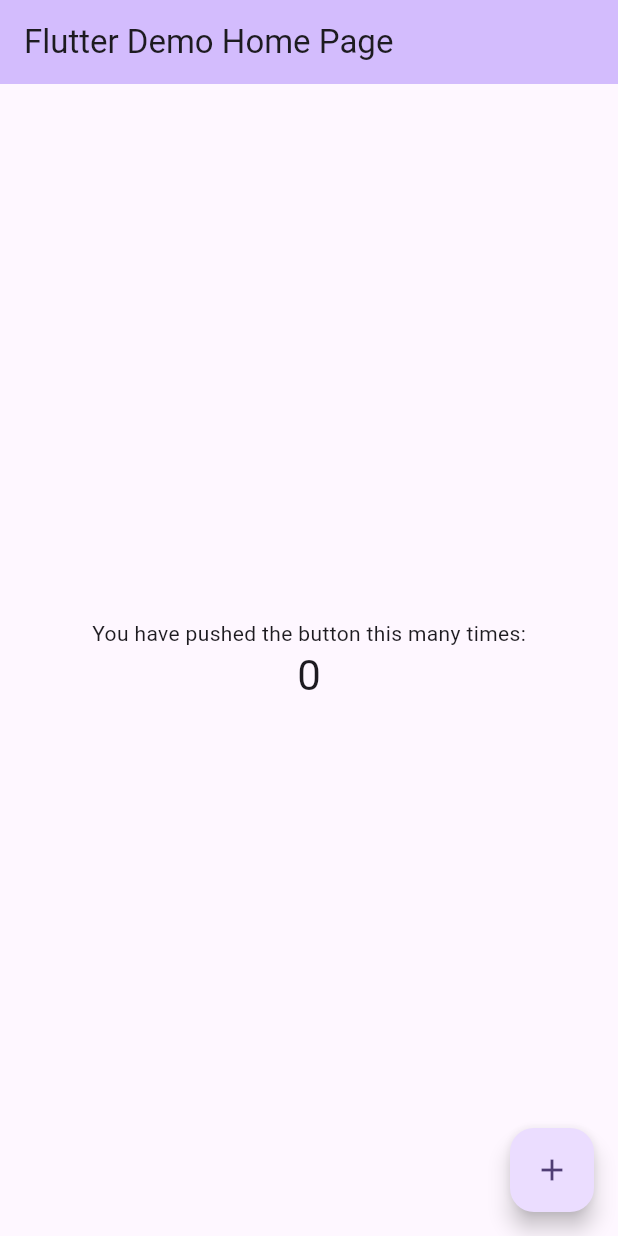
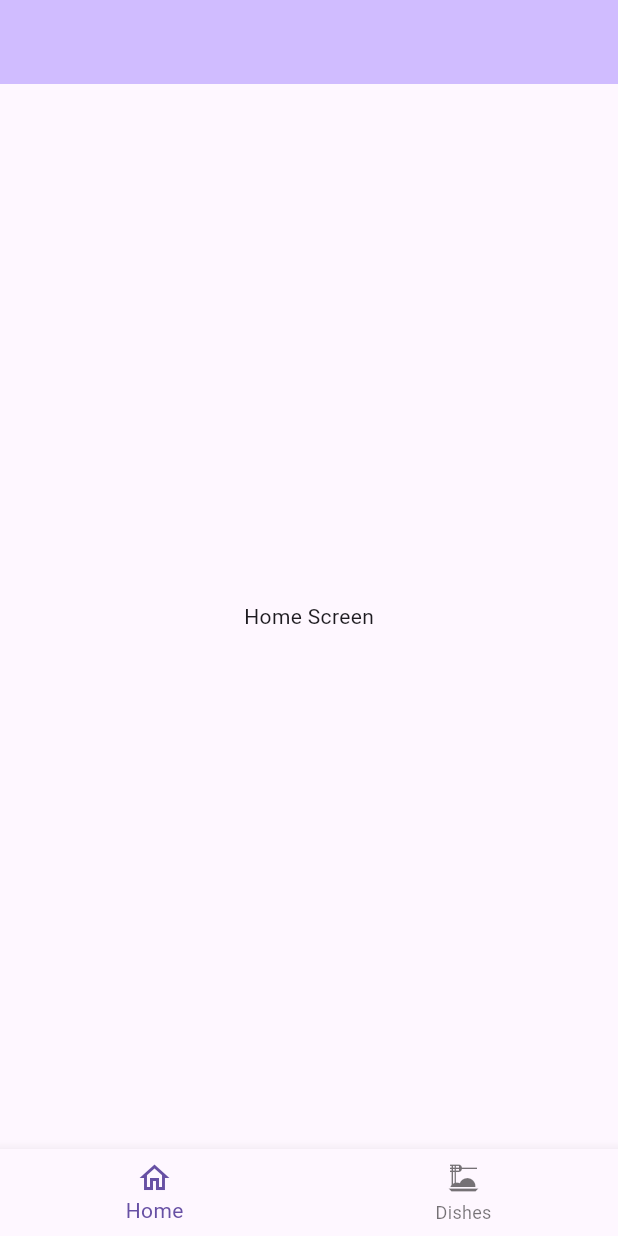
Before and after one commit to AtjonTV/impeller_test, a Flutter app: the screen it shows after launch, on a phone screen of 412 x 824 dp. Run offline on Flutter 3.47's test engine with Material 3 defaults, Android fonts, the phone set to English and light mode, and no system bars; our stand-ins replace go_router.

Commit message:
Build minimal app to reproduce impeller glitches

```diff
--- /dev/null
+++ b/lib/components/navigation/scaffold_bottom_nav.dart
@@ -0,0 +1,40 @@
+import 'package:flutter/material.dart';
+import 'package:go_router/go_router.dart';
+import 'package:impeller_test/router.dart';
+
+class ScaffoldBottomNav extends StatefulWidget {
+  const ScaffoldBottomNav({super.key, required this.child});
+
+  final Widget child;
+
+  @override
+  State<ScaffoldBottomNav> createState() => _ScaffoldBottomNavState();
+}
+
+class _ScaffoldBottomNavState extends State<ScaffoldBottomNav> {
+  int get _currentIndex => _locationToTabIndex(GoRouterState.of(context).uri.toString());
+
+  int _locationToTabIndex(String location) {
+    final index = getNavigationTabs(context).indexWhere((element) => location.startsWith(element.initialLocation));
+    return index < 0 ? 0 : index;
+  }
+
+  void _onItemTapped(BuildContext context, int index) {
+    final target = getNavigationTabs(context)[index];
+    context.go(target.initialLocation);
+  }
+
+  @override
+  Widget build(BuildContext context) {
+    return Scaffold(
+      body: widget.child,
+      bottomNavigationBar: BottomNavigationBar(
+        currentIndex: _currentIndex,
+        items: getNavigationTabs(context),
+        enableFeedback: false,
+        showUnselectedLabels: true,
+        onTap: (value) => _onItemTapped(context, value),
+      ),
+    );
+  }
+}
--- a/lib/main.dart
+++ b/lib/main.dart
@@ -1,125 +1,17 @@
 import 'package:flutter/material.dart';
+import 'package:impeller_test/router.dart';
 
 void main() {
-  runApp(const MyApp());
+  runApp(const ImpellerTestApp());
 }
 
-class MyApp extends StatelessWidget {
-  const MyApp({super.key});
+class ImpellerTestApp extends StatelessWidget {
+  const ImpellerTestApp({super.key});
 
-  // This widget is the root of your application.
   @override
   Widget build(BuildContext context) {
-    return MaterialApp(
-      title: 'Flutter Demo',
-      theme: ThemeData(
-        // This is the theme of your application.
-        //
-        // TRY THIS: Try running your application with "flutter run". You'll see
-        // the application has a purple toolbar. Then, without quitting the app,
-        // try changing the seedColor in the colorScheme below to Colors.green
-        // and then invoke "hot reload" (save your changes or press the "hot
-        // reload" button in a Flutter-supported IDE, or press "r" if you used
-        // the command line to start the app).
-        //
-        // Notice that the counter didn't reset back to zero; the application
-        // state is not lost during the reload. To reset the state, use hot
-        // restart instead.
-        //
-        // This works for code too, not just values: Most code changes can be
-        // tested with just a hot reload.
-        colorScheme: ColorScheme.fromSeed(seedColor: Colors.deepPurple),
-        useMaterial3: true,
-      ),
-      home: const MyHomePage(title: 'Flutter Demo Home Page'),
+    return MaterialApp.router(
+      routerConfig: appRouter,
     );
   }
 }
-
-class MyHomePage extends StatefulWidget {
-  const MyHomePage({super.key, required this.title});
-
-  // This widget is the home page of your application. It is stateful, meaning
-  // that it has a State object (defined below) that contains fields that affect
-  // how it looks.
-
-  // This class is the configuration for the state. It holds the values (in this
-  // case the title) provided by the parent (in this case the App widget) and
-  // used by the build method of the State. Fields in a Widget subclass are
-  // always marked "final".
-
-  final String title;
-
-  @override
-  State<MyHomePage> createState() => _MyHomePageState();
-}
-
-class _MyHomePageState extends State<MyHomePage> {
-  int _counter = 0;
-
-  void _incrementCounter() {
-    setState(() {
-      // This call to setState tells the Flutter framework that something has
-      // changed in this State, which causes it to rerun the build method below
-      // so that the display can reflect the updated values. If we changed
-      // _counter without calling setState(), then the build method would not be
-      // called again, and so nothing would appear to happen.
-      _counter++;
-    });
-  }
-
-  @override
-  Widget build(BuildContext context) {
-    // This method is rerun every time setState is called, for instance as done
-    // by the _incrementCounter method above.
-    //
-    // The Flutter framework has been optimized to make rerunning build methods
-    // fast, so that you can just rebuild anything that needs updating rather
-    // than having to individually change instances of widgets.
-    return Scaffold(
-      appBar: AppBar(
-        // TRY THIS: Try changing the color here to a specific color (to
-        // Colors.amber, perhaps?) and trigger a hot reload to see the AppBar
-        // change color while the other colors stay the same.
-        backgroundColor: Theme.of(context).colorScheme.inversePrimary,
-        // Here we take the value from the MyHomePage object that was created by
-        // the App.build method, and use it to set our appbar title.
-        title: Text(widget.title),
-      ),
-      body: Center(
-        // Center is a layout widget. It takes a single child and positions it
-        // in the middle of the parent.
-        child: Column(
-          // Column is also a layout widget. It takes a list of children and
-          // arranges them vertically. By default, it sizes itself to fit its
-          // children horizontally, and tries to be as tall as its parent.
-          //
-          // Column has various properties to control how it sizes itself and
-          // how it positions its children. Here we use mainAxisAlignment to
-          // center the children vertically; the main axis here is the vertical
-          // axis because Columns are vertical (the cross axis would be
-          // horizontal).
-          //
-          // TRY THIS: Invoke "debug painting" (choose the "Toggle Debug Paint"
-          // action in the IDE, or press "p" in the console), to see the
-          // wireframe for each widget.
-          mainAxisAlignment: MainAxisAlignment.center,
-          children: <Widget>[
-            const Text(
-              'You have pushed the button this many times:',
-            ),
-            Text(
-              '$_counter',
-              style: Theme.of(context).textTheme.headlineMedium,
-            ),
-          ],
-        ),
-      ),
-      floatingActionButton: FloatingActionButton(
-        onPressed: _incrementCounter,
-        tooltip: 'Increment',
-        child: const Icon(Icons.add),
-      ), // This trailing comma makes auto-formatting nicer for build methods.
-    );
-  }
-}
--- /dev/null
+++ b/lib/router.dart
@@ -0,0 +1,55 @@
+import 'package:flutter/cupertino.dart';
+import 'package:flutter/foundation.dart';
+import 'package:flutter/material.dart';
+import 'package:go_router/go_router.dart';
+import 'package:impeller_test/components/navigation/scaffold_bottom_nav.dart';
+import 'package:impeller_test/components/navigation/scaffold_bottom_nav_tab_item.dart';
+import 'package:impeller_test/components/navigation/sliding_navigation_transition.dart';
+import 'package:impeller_test/screens/dishes/_routes.dart';
+import 'package:impeller_test/screens/home/_routes.dart';
+import 'package:impeller_test/screens/home/home.dart';
+
+const routingGroupHome = "/home";
+const routingGroupDishes = "/dishes";
+
+final _rootNavigatorKey = GlobalKey<NavigatorState>();
+final _shellNavigatorKey = GlobalKey<NavigatorState>();
+final appRouter = GoRouter(
+  navigatorKey: _rootNavigatorKey,
+  initialLocation: routingGroupHome,
+  routes: [
+    ShellRoute(
+      navigatorKey: _shellNavigatorKey,
+      pageBuilder: (context, state, child) {
+        return NoTransitionPage(child: ScaffoldBottomNav(child: child));
+      },
+      routes: [
+        homeRoutes,
+        dishesRoutes,
+      ],
+    )
+  ],
+);
+
+getRoutingTransition(BuildContext context, GoRouterState state, Widget child) {
+  if (defaultTargetPlatform == TargetPlatform.iOS) {
+    return CupertinoPage(child: child);
+  } else {
+    return SlidingNavigationTransition(child: child);
+  }
+}
+
+List<ScaffoldBottomNavTabItem> getNavigationTabs(BuildContext context) {
+  return [
+    ScaffoldBottomNavTabItem(
+      label: "Home",
+      icon: const Icon(Icons.home_outlined),
+      initialLocation: routingGroupHome,
+    ),
+    ScaffoldBottomNavTabItem(
+      label: "Dishes",
+      icon: const Icon(Icons.dinner_dining),
+      initialLocation: routingGroupDishes,
+    ),
+  ];
+}
--- /dev/null
+++ b/lib/screens/home/home.dart
@@ -0,0 +1,40 @@
+import 'package:flutter/material.dart';
+import 'package:go_router/go_router.dart';
+import 'package:impeller_test/router.dart';
+
+class HomeScreen extends StatefulWidget {
+  const HomeScreen({super.key});
+
+  static const routeName = "home";
+  static final route = GoRoute(
+    name: routeName,
+    path: routeName,
+    pageBuilder: (context, state) {
+      return getRoutingTransition(context, state, const HomeScreen());
+    },
+  );
+
+  @override
+  State<HomeScreen> createState() => _HomeScreenState();
+}
+
+class _HomeScreenState extends State<HomeScreen> {
+  @override
+  Widget build(BuildContext context) {
+    return Scaffold(
+      appBar: AppBar(
+        backgroundColor: Theme.of(context).colorScheme.inversePrimary,
+      ),
+      body: const Center(
+        child: Column(
+          mainAxisAlignment: MainAxisAlignment.center,
+          children: <Widget>[
+            Text(
+              'Home Screen',
+            ),
+          ],
+        ),
+      ),
+    );
+  }
+}
```
Also changed, not shown: lib/components/navigation/fading_navigation_transition.dart (added, +13 -0 lines), lib/components/navigation/scaffold_bottom_nav_tab_item.dart (added, +12 -0 lines), lib/components/navigation/sliding_navigation_transition.dart (added, +25 -0 lines), lib/screens/dishes/_routes.dart (added, +15 -0 lines), lib/screens/dishes/own_dishes.dart (added, +40 -0 lines), lib/screens/home/_routes.dart (added, +16 -0 lines), pubspec.yaml (+2 -68 lines), pubspec.lock, 2 other files.
